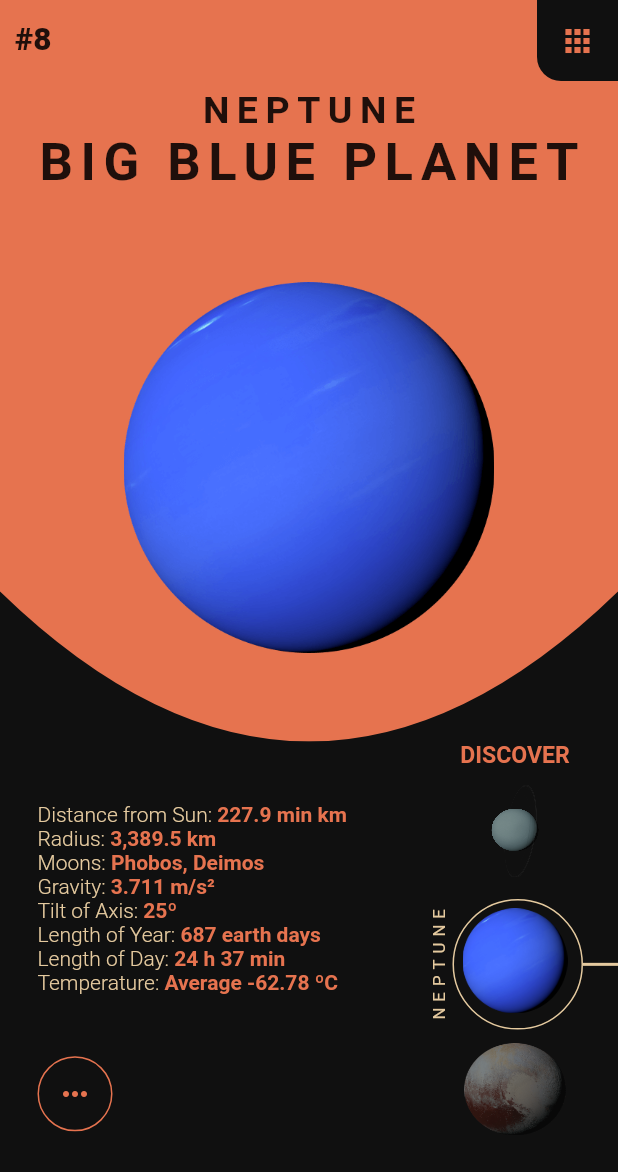
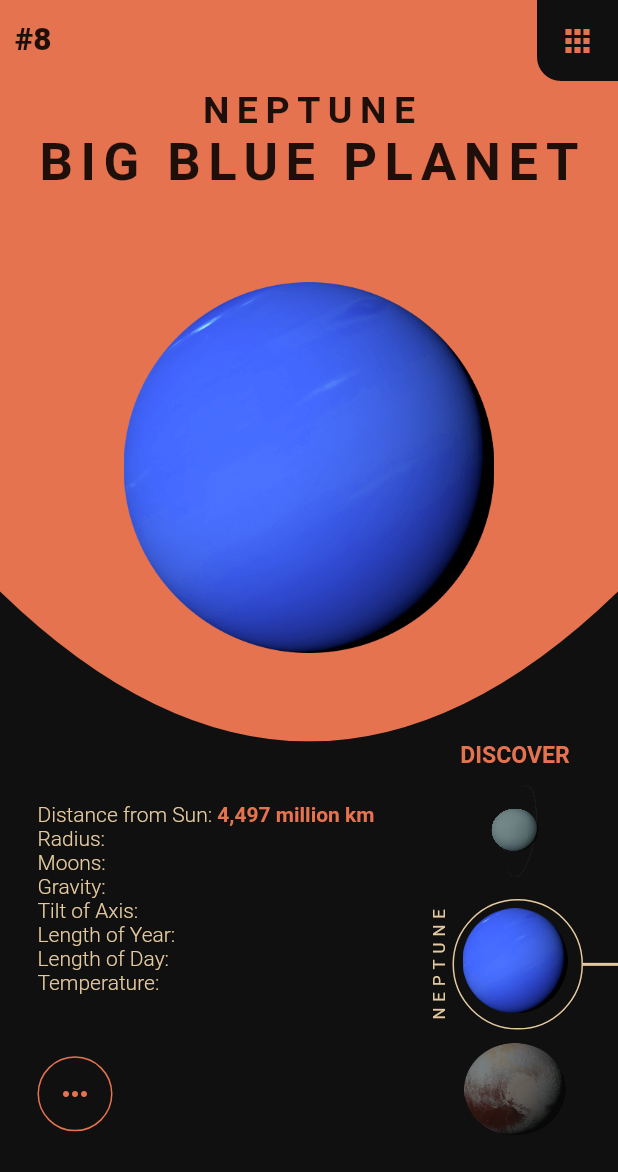
Before and after one commit to Walicen/flutter-planets, a Flutter app: the DetailsPage screen opened directly with empty values, scrolled down 576 dp, on a phone screen of 412 x 824 dp. Shown: the top 1172 px of the screen. Run offline on Flutter 3.47's test engine with Material 2 defaults, Android fonts, the phone set to English and light mode, and no system bars; our stand-ins replace flutter_mobx, flutter_modular, mobx, simple_animations, supercharged; generated files the repository leaves out were written again.

Commit message:
some bugs fixes

```diff
--- a/lib/app/modules/home/details/details_page.dart
+++ b/lib/app/modules/home/details/details_page.dart
@@ -7,6 +7,9 @@ import 'package:planets/app/shared/app_bar_custom.dart';
 import 'package:planets/app/shared/widgets/fade_animation.dart';
 
 import 'details_controller.dart';
+import 'widgets/list_item_planet.dart';
+import 'widgets/rouded_clipper.dart';
+import 'widgets/text_attribute.dart';
 
 class DetailsPage extends StatefulWidget {
   final String title;
@@ -35,19 +38,11 @@ class _DetailsPageState extends ModularState<DetailsPage, DetailsController> wit
 
   @override
   Widget build(BuildContext context) {
+    final planet = widget.planet;
     final height = MediaQuery.of(context).size.height;
     final width = MediaQuery.of(context).size.width;
 
     const textStyle = TextStyle(color: tertiaryColor, fontWeight: FontWeight.w300);
-
-    const radius = '3,389.5 km';
-    const d_sun = '227.9 min km';
-    const moons = 'Phobos, Deimos';
-    const gravity = '3.711 m/s²';
-    const tilt_axis = '25º';
-    const length_year = '687 earth days';
-    const length_day = '24 h 37 min';
-    const temp = 'Average -62.78 ºC';
 
     final HomeController homeController = Modular.get<HomeController>();
 
@@ -72,14 +67,14 @@ class _DetailsPageState extends ModularState<DetailsPage, DetailsController> wit
                             FadeAnimation(
                               delay: 1.5,
                               child: Text(
-                                widget.planet.name,
+                                planet.name,
                                 style: TextStyle(fontWeight: FontWeight.bold, letterSpacing: 5, fontSize: 25),
                               ),
                             ),
                             FadeAnimation(
                               delay: 0.8,
                               child: Text(
-                                widget.planet.nickName,
+                                planet.nickName,
                                 style: TextStyle(fontWeight: FontWeight.bold, letterSpacing: 5, fontSize: 35),
                               ),
                             ),
@@ -87,7 +82,7 @@ class _DetailsPageState extends ModularState<DetailsPage, DetailsController> wit
                         ),
                         Container(
                           child: Image.asset(
-                            widget.planet.image,
+                            planet.image,
                             width: width * 0.6,
                             height: width * 0.6,
                           ),
@@ -99,7 +94,7 @@ class _DetailsPageState extends ModularState<DetailsPage, DetailsController> wit
                 ),
                 AppBarCustom(
                   invertedColor: true,
-                  leftText: "#${widget.planet.id}",
+                  leftText: "#${planet.id}",
                 ),
               ],
             ),
@@ -119,15 +114,31 @@ class _DetailsPageState extends ModularState<DetailsPage, DetailsController> wit
                           child: Column(
                             crossAxisAlignment: CrossAxisAlignment.start,
                             children: [
-                              TextAttribute(textStyle: textStyle, attribute: d_sun, description: 'Distance from Sun'),
-                              TextAttribute(textStyle: textStyle, attribute: radius, description: "Radius"),
-                              TextAttribute(textStyle: textStyle, attribute: moons, description: "Moons"),
-                              TextAttribute(textStyle: textStyle, attribute: gravity, description: "Gravity"),
-                              TextAttribute(textStyle: textStyle, attribute: tilt_axis, description: "Tilt of Axis"),
                               TextAttribute(
-                                  textStyle: textStyle, attribute: length_year, description: "Length of Year"),
-                              TextAttribute(textStyle: textStyle, attribute: length_day, description: "Length of Day"),
-                              TextAttribute(textStyle: textStyle, attribute: temp, description: "Temperature"),
+                                  textStyle: textStyle,
+                                  attribute: planet.distanceFromSun ?? '',
+                                  description: 'Distance from Sun'),
+                              TextAttribute(
+                                  textStyle: textStyle, attribute: planet.radius ?? '', description: "Radius"),
+                              TextAttribute(textStyle: textStyle, attribute: planet.moons ?? '', description: "Moons"),
+                              TextAttribute(
+                                  textStyle: textStyle, attribute: planet.gravity ?? '', description: "Gravity"),
+                              TextAttribute(
+                                  textStyle: textStyle,
+                                  attribute: planet.tiltOfAxis ?? '',
+                                  description: "Tilt of Axis"),
+                              TextAttribute(
+                                  textStyle: textStyle,
+                                  attribute: planet.lengthOfYear ?? '',
+                                  description: "Length of Year"),
+                              TextAttribute(
+                                  textStyle: textStyle,
+                                  attribute: planet.lengthOfDay ?? '',
+                                  description: "Length of Day"),
+                              TextAttribute(
+                                  textStyle: textStyle,
+                                  attribute: planet.temperature ?? '',
+                                  description: "Temperature"),
                             ],
                           ),
                         ),
@@ -229,59 +240,3 @@ class _DetailsPageState extends ModularState<DetailsPage, DetailsController> wit
     );
   }
 }
-
-class TextAttribute extends StatelessWidget {
-  const TextAttribute({
-    Key key,
-    @required this.textStyle,
-    @required this.description,
-    @required this.attribute,
-  }) : super(key: key);
-
-  final TextStyle textStyle;
-  final String description;
-  final String attribute;
-
-  @override
-  Widget build(BuildContext context) {
-    return RichText(
-      text: TextSpan(
-          text: '$description: ',
-          style: textStyle,
-          children: [TextSpan(text: attribute, style: TextStyle(color: primaryColor, fontWeight: FontWeight.bold))]),
-    );
-  }
-}
-
-class ListItemPlanet extends StatelessWidget {
-  final AssetImage image;
-
-  const ListItemPlanet({
-    Key key,
-    @required this.image,
-  }) : super(key: key);
-
-  @override
-  Widget build(BuildContext context) {
-    return Container(
-      margin: EdgeInsets.only(top: 10),
-      height: 100,
-      child: Center(child: Image(image: image)),
-    );
-  }
-}
-
-class RoundedClipper extends CustomClipper<Path> {
-  @override
-  Path getClip(Size size) {
-    var path = Path();
-    path.lineTo(0.0, size.height - 100);
-    path.quadraticBezierTo(size.width / 2, size.height + 100, size.width, size.height - 100);
-    path.lineTo(size.width, 0.0);
-    path.close();
-    return path;
-  }
-
-  @override
-  bool shouldReclip(CustomClipper<Path> oldClipper) => this != oldClipper;
-}
--- /dev/null
+++ b/lib/app/modules/home/details/widgets/list_item_planet.dart
@@ -0,0 +1,19 @@
+import 'package:flutter/material.dart';
+
+class ListItemPlanet extends StatelessWidget {
+  final AssetImage image;
+
+  const ListItemPlanet({
+    Key key,
+    @required this.image,
+  }) : super(key: key);
+
+  @override
+  Widget build(BuildContext context) {
+    return Container(
+      margin: EdgeInsets.only(top: 10),
+      height: 100,
+      child: Center(child: Image(image: image)),
+    );
+  }
+}
--- /dev/null
+++ b/lib/app/modules/home/details/widgets/rouded_clipper.dart
@@ -0,0 +1,16 @@
+import 'package:flutter/material.dart';
+
+class RoundedClipper extends CustomClipper<Path> {
+  @override
+  Path getClip(Size size) {
+    var path = Path();
+    path.lineTo(0.0, size.height - 100);
+    path.quadraticBezierTo(size.width / 2, size.height + 100, size.width, size.height - 100);
+    path.lineTo(size.width, 0.0);
+    path.close();
+    return path;
+  }
+
+  @override
+  bool shouldReclip(CustomClipper<Path> oldClipper) => this != oldClipper;
+}
--- /dev/null
+++ b/lib/app/modules/home/details/widgets/text_attribute.dart
@@ -0,0 +1,32 @@
+import 'package:flutter/material.dart';
+import 'package:planets/app/config/theme/colors.dart';
+
+class TextAttribute extends StatelessWidget {
+  const TextAttribute({
+    Key key,
+    @required this.textStyle,
+    @required this.description,
+    @required this.attribute,
+  }) : super(key: key);
+
+  final TextStyle textStyle;
+  final String description;
+  final String attribute;
+
+  @override
+  Widget build(BuildContext context) {
+    return RichText(
+      // maxLines: 1,
+      overflow: TextOverflow.ellipsis,
+      text: TextSpan(text: '$description: ', style: textStyle, children: [
+        TextSpan(
+          text: attribute,
+          style: TextStyle(
+            color: primaryColor,
+            fontWeight: FontWeight.bold,
+          ),
+        ),
+      ]),
+    );
+  }
+}
```
Also changed, not shown: lib/app/modules/home/home_controller.dart (+34 -4 lines), lib/app/modules/home/home_page.dart (+10 -12 lines), pubspec.yaml (+10 -23 lines), assets/icon/icon.png (added), pubspec.lock, 24 other files.
